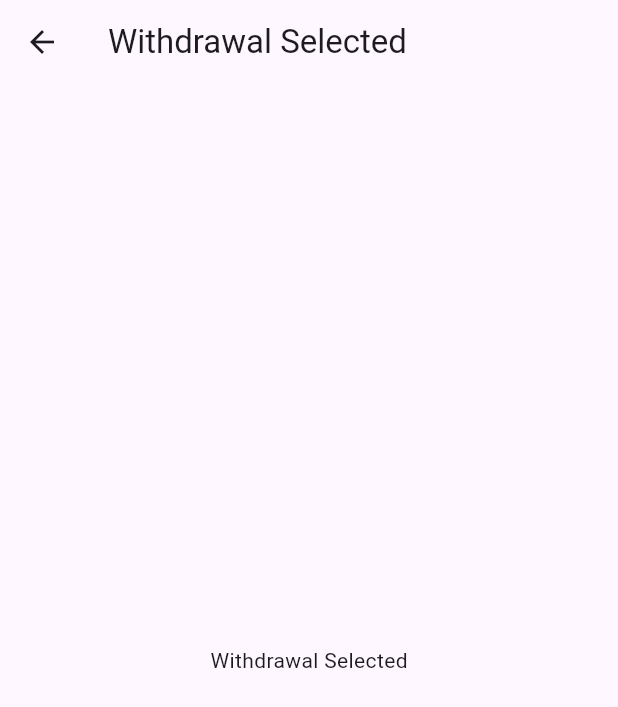
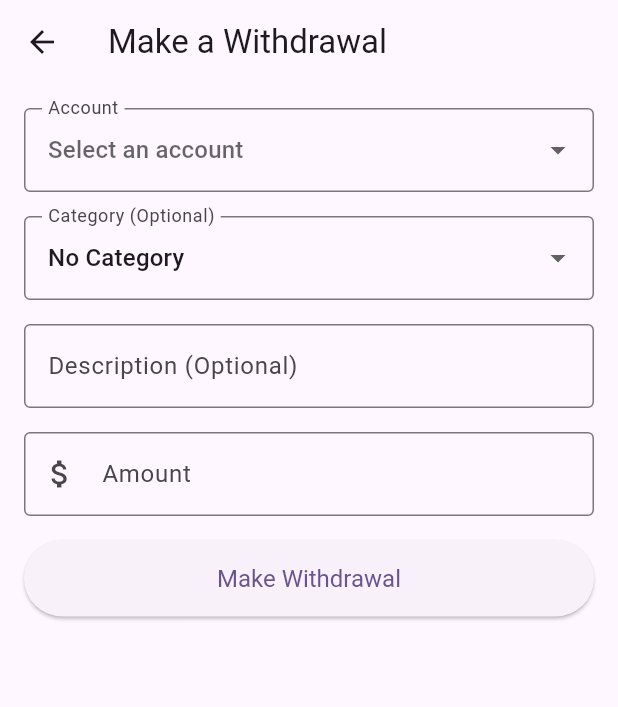
Before and after one commit to Klaz1k/MultiCurrencyFinance, a Flutter app: the SelectTransactionTypeScreen screen opened directly, after a tap on "Withdrawal", on a phone screen of 412 x 824 dp. Shown: the top 707 px of the screen. Run offline on Flutter 3.47's test engine with Material 3 defaults, Android fonts, the phone set to English and light mode, and no system bars.

Commit message:
Make Withdrawal Screen

```diff
--- /dev/null
+++ b/multi_currency_finance/lib/view/transaction/make_withdrawal_screen.dart
@@ -0,0 +1,266 @@
+import 'package:flutter/material.dart';
+import 'package:multi_currency_finance/controller/account/entities/account_data.dart';
+import 'package:multi_currency_finance/controller/account/repository/memory_account_repository.dart';
+import 'package:multi_currency_finance/controller/account/services/get_all_accounts_service.dart';
+import 'package:multi_currency_finance/controller/common/services/service.interface.dart';
+import 'package:multi_currency_finance/controller/currency/repository/memory_currency_repository.dart';
+import 'package:multi_currency_finance/controller/transaction/repository/memory_transaction_repository.dart';
+import 'package:multi_currency_finance/controller/transaction/services/make_withdrawal_service.dart';
+import 'package:multi_currency_finance/model/common/result/result.dart';
+
+// --- Data Models ---
+
+class CategoryData {
+  final String id;
+  final String name;
+
+  CategoryData({required this.id, required this.name});
+}
+
+// --- Mock Services ---
+
+class MockCategoryService {
+  Future<List<CategoryData>> getCategories() async {
+    await Future.delayed(
+      const Duration(milliseconds: 800),
+    ); // Simulate network delay
+    return [];
+  }
+}
+
+// --- Screen Widget ---
+
+class MakeWithdrawalScreen extends StatefulWidget {
+  const MakeWithdrawalScreen({super.key});
+
+  @override
+  State<MakeWithdrawalScreen> createState() => _MakeWithdrawalScreenState();
+}
+
+class _MakeWithdrawalScreenState extends State<MakeWithdrawalScreen> {
+  final _formKey = GlobalKey<FormState>();
+  final _descriptionController = TextEditingController();
+  final _amountController = TextEditingController();
+
+  final _categoryService = MockCategoryService();
+
+  final IService<GetAllAccountsRequest, GetAllAccountsResponse> _getAllAccountsService = GetAllAccountsService(accountRepository: MemoryAccountRepository.instance, currencyRepository: MemoryCurrencyRepository.instance);
+  final IService<MakeWithdrawalRequest, MakeWithdrawalResponse> _makeWithdrawalService = MakeWithdrawalService(transactionRepository: MemoryTransactionRepository.instance, accountRepository: MemoryAccountRepository.instance);
+
+  late Future<Result<GetAllAccountsResponse>> _accountsFuture;
+  late Future<List<CategoryData>> _categoriesFuture;
+
+  String? _selectedAccountId;
+  AccountData? _selectedAccount; // New state variable for selected account data
+  String? _selectedCategoryId;
+
+  @override
+  void initState() {
+    super.initState();
+    _accountsFuture = _getAllAccountsService.execute(GetAllAccountsRequest());
+    _categoriesFuture = _categoryService.getCategories();
+  }
+
+  @override
+  void dispose() {
+    _descriptionController.dispose();
+    _amountController.dispose();
+    super.dispose();
+  }
+
+  void _submitForm() async {
+    if (_formKey.currentState!.validate()) {
+      _formKey.currentState!.save();
+
+      this._makeWithdrawalService.execute(
+        MakeWithdrawalRequest(
+          accountId: _selectedAccountId!,
+          categoryId: _selectedCategoryId,
+          description: _descriptionController.text.trim(),
+          amount: double.parse(_amountController.text)
+        )
+      );
+
+      if (mounted) {
+        Navigator.of(context).pop(true);
+      }
+    }
+  }
+
+  @override
+  Widget build(BuildContext context) {
+    return Scaffold(
+      appBar: AppBar(title: const Text('Make a Withdrawal')),
+      body: SingleChildScrollView(
+        child: Padding(
+          padding: const EdgeInsets.all(16.0),
+          child: Form(
+            key: _formKey,
+            child: Column(
+              crossAxisAlignment: CrossAxisAlignment.stretch,
+              children: <Widget>[
+                // Account Dropdown
+                _buildAccountDropdown(),
+                const SizedBox(height: 16),
+
+                // Display current balance if an account is selected
+                if (_selectedAccount != null) ...[
+                  Text(
+                    'Current Balance: \$${_selectedAccount!.balance.getCurrentBalance().toStringAsFixed(2)}',
+                    style: Theme.of(context).textTheme.titleMedium,
+                  ),
+                  const SizedBox(height: 16),
+                ],
+
+                // Category Dropdown
+                _buildCategoryDropdown(),
+                const SizedBox(height: 16),
+
+                // Description
+                TextFormField(
+                  controller: _descriptionController,
+                  decoration: const InputDecoration(
+                    labelText: 'Description (Optional)',
+                    border: OutlineInputBorder(),
+                  ),
+                ),
+                const SizedBox(height: 16),
+
+                // Amount
+                TextFormField(
+                  controller: _amountController,
+                  decoration: const InputDecoration(
+                    labelText: 'Amount',
+                    border: OutlineInputBorder(),
+                    prefixIcon: Icon(Icons.attach_money),
+                  ),
+                  keyboardType: const TextInputType.numberWithOptions(
+                    decimal: true,
+                  ),
+                  validator: (value) {
+                    if (value == null || value.isEmpty) {
+                      return 'Please enter an amount';
+                    }
+                    final number = double.tryParse(value);
+                    if (number == null) {
+                      return 'Please enter a valid number';
+                    }
+                    if (number <= 0) {
+                      // Changed from positive to greater than zero
+                      return 'Amount must be greater than zero';
+                    }
+                    if (_selectedAccount != null &&
+                        number > _selectedAccount!.balance.getCurrentBalance()) {
+                      return 'Amount exceeds current balance';
+                    }
+                    return null;
+                  },
+                ),
+                const SizedBox(height: 16),
+
+                // Submit Button
+                ElevatedButton(
+                  onPressed: _submitForm,
+                  style: ElevatedButton.styleFrom(
+                    padding: const EdgeInsets.symmetric(vertical: 16),
+                    textStyle: const TextStyle(fontSize: 16),
+                  ),
+                  child: const Text('Make Withdrawal'),
+                ),
+              ],
+            ),
+          ),
+        ),
+      ),
+    );
+  }
+
+  Widget _buildAccountDropdown() {
+    return FutureBuilder<Result<GetAllAccountsResponse>>(
+      future: _accountsFuture,
+      builder: (context, snapshot) {
+        if (snapshot.connectionState == ConnectionState.waiting) {
+          return const Center(child: CircularProgressIndicator());
+        }
+        if (snapshot.hasError) {
+          return Center(child: Text('Error: ${snapshot.error}'));
+        }
+        if (!snapshot.hasData) {
+          return const Center(child: Text('Unexpected Error'));
+        }
+        if (snapshot.data!.isError) {
+          return Center(child: Text('Error: ${snapshot.data!.error}'));
+        }
+
+        return DropdownButtonFormField<String>(
+          value: _selectedAccountId,
+          decoration: const InputDecoration(
+            labelText: 'Account',
+            border: OutlineInputBorder(),
+          ),
+          hint: const Text('Select an account'),
+          items: snapshot.data!.value.accounts.map((account) {
+            return DropdownMenuItem<String>(
+              value: account.id,
+              child: Text(account.name),
+            );
+          }).toList(),
+          onChanged: (value) {
+            setState(() {
+              _selectedAccountId = value;
+              // Find the selected account object
+              _selectedAccount = snapshot.data!.value.accounts.firstWhere(
+                (account) => account.id == value,
+              );
+            });
+          },
+          validator: (value) =>
+              value == null ? 'Please select an account' : null,
+        );
+      },
+    );
+  }
+
+  Widget _buildCategoryDropdown() {
+    return FutureBuilder<List<CategoryData>>(
+      future: _categoriesFuture,
+      builder: (context, snapshot) {
+        if (snapshot.connectionState == ConnectionState.waiting) {
+          return const Center(child: CircularProgressIndicator());
+        }
+        if (snapshot.hasError) {
+          return Center(child: Text('Error: ${snapshot.error}'));
+        }
+
+        final items = [
+          const DropdownMenuItem<String>(
+            value: null,
+            child: Text('No Category'),
+          ),
+          if (snapshot.hasData)
+            ...snapshot.data!.map((category) {
+              return DropdownMenuItem<String>(
+                value: category.id,
+                child: Text(category.name),
+              );
+            }),
+        ];
+
+        return DropdownButtonFormField<String>(
+          value: _selectedCategoryId,
+          decoration: const InputDecoration(
+            labelText: 'Category (Optional)',
+            border: OutlineInputBorder(),
+          ),
+          hint: const Text('Select a category'),
+          items: items,
+          onChanged: (value) {
+            setState(() {
+              _selectedCategoryId = value;
+            });
+          },
+        );
+      },
+    );
+  }
+}
--- a/multi_currency_finance/lib/view/transaction/select_transaction_type_screen.dart
+++ b/multi_currency_finance/lib/view/transaction/select_transaction_type_screen.dart
@@ -1,5 +1,6 @@
 import 'package:flutter/material.dart';
 import 'package:multi_currency_finance/view/transaction/make_deposit_screen.dart';
+import 'package:multi_currency_finance/view/transaction/make_withdrawal_screen.dart';
 
 class SelectTransactionTypeScreen extends StatelessWidget {
   const SelectTransactionTypeScreen({super.key});
@@ -31,10 +32,11 @@ class SelectTransactionTypeScreen extends StatelessWidget {
                 Navigator.push(
                   context,
                   MaterialPageRoute(
-                    builder: (context) =>
-                        const PlaceholderScreen(transactionType: 'Withdrawal'),
+                    builder: (context) => MakeWithdrawalScreen()
                   ),
-                );
+                ).then((result) {
+                  if (result == true && context.mounted) Navigator.pop(context, true);
+                });
               },
               child: const Text('Withdrawal'),
             ),
```
